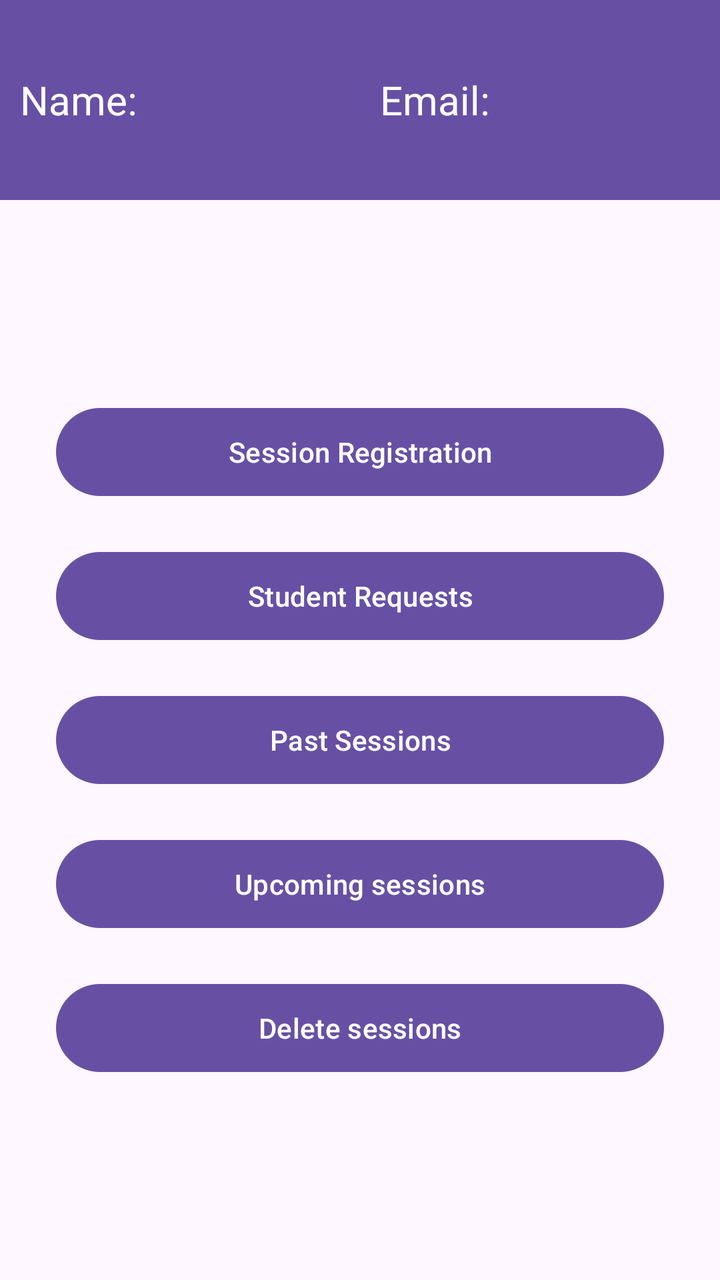
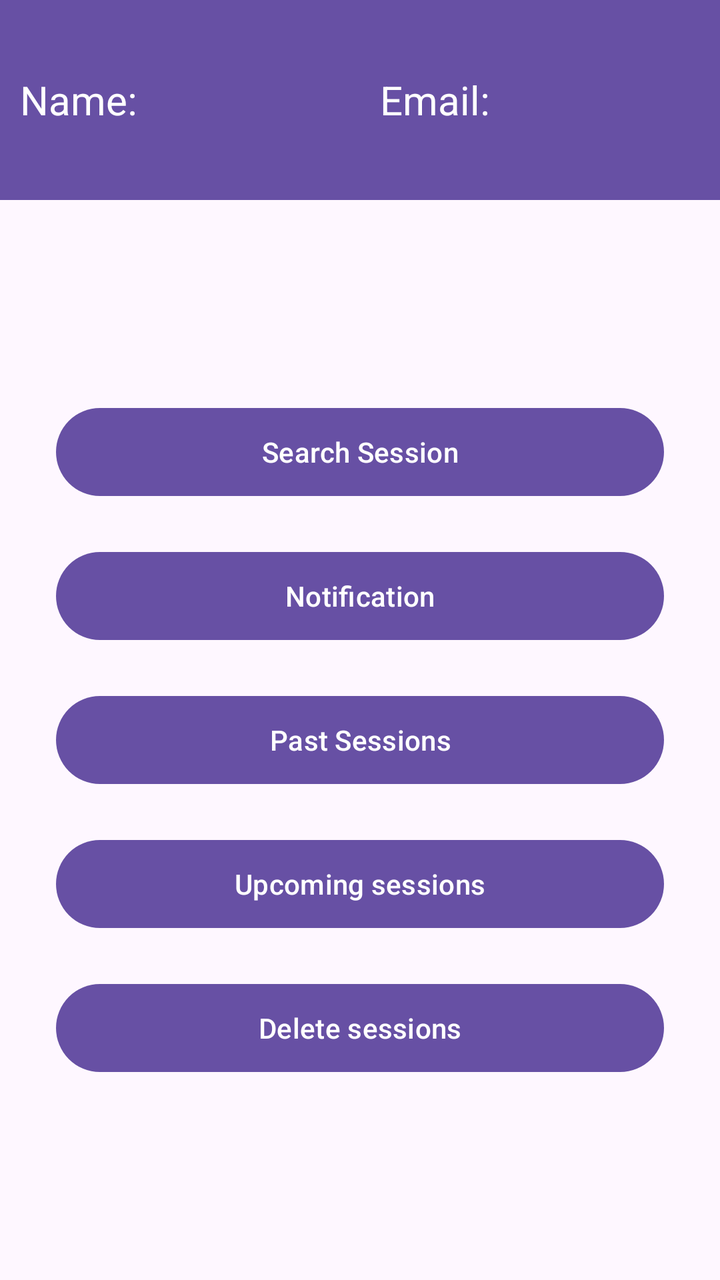

An Android layout rendered at two revisions. The XML below is the earlier revision; the diff shows what the commit changed to produce the second picture.
<!-- AndroidManifest.xml: application theme Theme.Math_tutor_application -->
<!-- res/layout/div4_student_dashboard.xml -->
<?xml version="1.0" encoding="utf-8"?>
<androidx.constraintlayout.widget.ConstraintLayout xmlns:android="http://schemas.android.com/apk/res/android"
    xmlns:app="http://schemas.android.com/apk/res-auto"
    xmlns:tools="http://schemas.android.com/tools"
    android:id="@+id/main"
    android:layout_width="match_parent"
    android:layout_height="match_parent"
    tools:context=".div4.StudentDashboard">

    <LinearLayout
        android:layout_width="match_parent"
        android:layout_height="match_parent"
        app:layout_constraintEnd_toEndOf="parent"
        app:layout_constraintHorizontal_bias="0.551"
        app:layout_constraintStart_toStartOf="parent"
        app:layout_constraintTop_toTopOf="parent"
        app:layout_constraintVertical_bias="0.5"
        android:orientation="vertical"
        android:gravity="center_horizontal"
        android:layout_gravity="center_horizontal">

        <LinearLayout
            android:layout_width="match_parent"
            android:layout_height="100dp"
            android:orientation="horizontal"
            android:gravity="center_vertical"
            android:background="#6750A4">
            <TextView
                android:id="@+id/fullName"
                android:textColor="@color/white"
                android:layout_width="0dp"
                android:layout_weight="1"
                android:layout_height="wrap_content"
                android:text="Name:"
                android:textSize="20sp"
                android:gravity="start"
                android:padding = "10dp" />

            <TextView
                android:id="@+id/email"
                android:textColor="@color/white"
                android:layout_weight="1"
                android:layout_height="wrap_content"
                android:text="Email:"
                android:textSize="20sp"
                android:gravity="start"
                android:padding = "10dp"
                android:layout_width="0dp"/>


        </LinearLayout>

        <Button
            android:id="@+id/button"
            android:layout_width="304dp"
            android:layout_height="52dp"
            android:layout_marginTop="100dp"
            android:onClick="sessionRegistrationHandler"
            android:text="Session Registration" />

        <Button
            android:id="@+id/button2"
            android:layout_width="304dp"
            android:layout_height="52dp"
            android:layout_marginTop="20dp"
            android:text="Student Requests" />

        <Button
            android:id="@+id/button3"
            android:layout_width="304dp"
            android:layout_height="52dp"
            android:layout_marginTop="20dp"
            android:text="Past Sessions" />

        <Button
            android:id="@+id/button4"
            android:layout_width="304dp"
            android:layout_height="52dp"
            android:layout_marginTop="20dp"
            android:text="Upcoming sessions" />

        <Button
            android:id="@+id/button5"
            android:layout_width="304dp"
            android:layout_height="52dp"
            android:layout_marginTop="20dp"
            android:text="Delete sessions" />

    </LinearLayout>



</androidx.constraintlayout.widget.ConstraintLayout>
<!-- resources referenced by this layout -->
<resources>
  <color name="white">#FFFFFFFF</color>
  <style name="Theme.Math_tutor_application" parent="Base.Theme.Math_tutor_application" />
  <style name="Base.Theme.Math_tutor_application" parent="Theme.Material3.DayNight.NoActionBar">
          
          
      </style>
</resources>

<!-- the commit's change to res/layout/div4_student_dashboard.xml (unified diff, before → after) -->
@@ -56,14 +56,14 @@
             android:layout_height="52dp"
             android:layout_marginTop="100dp"
             android:onClick="sessionRegistrationHandler"
-            android:text="Session Registration" />
+            android:text="Search Session" />
 
         <Button
             android:id="@+id/button2"
             android:layout_width="304dp"
             android:layout_height="52dp"
             android:layout_marginTop="20dp"
-            android:text="Student Requests" />
+            android:text="Notification" />
 
         <Button
             android:id="@+id/button3"
@@ -86,6 +86,8 @@
             android:layout_marginTop="20dp"
             android:text="Delete sessions" />
 
+
+
     </LinearLayout>
 
 
